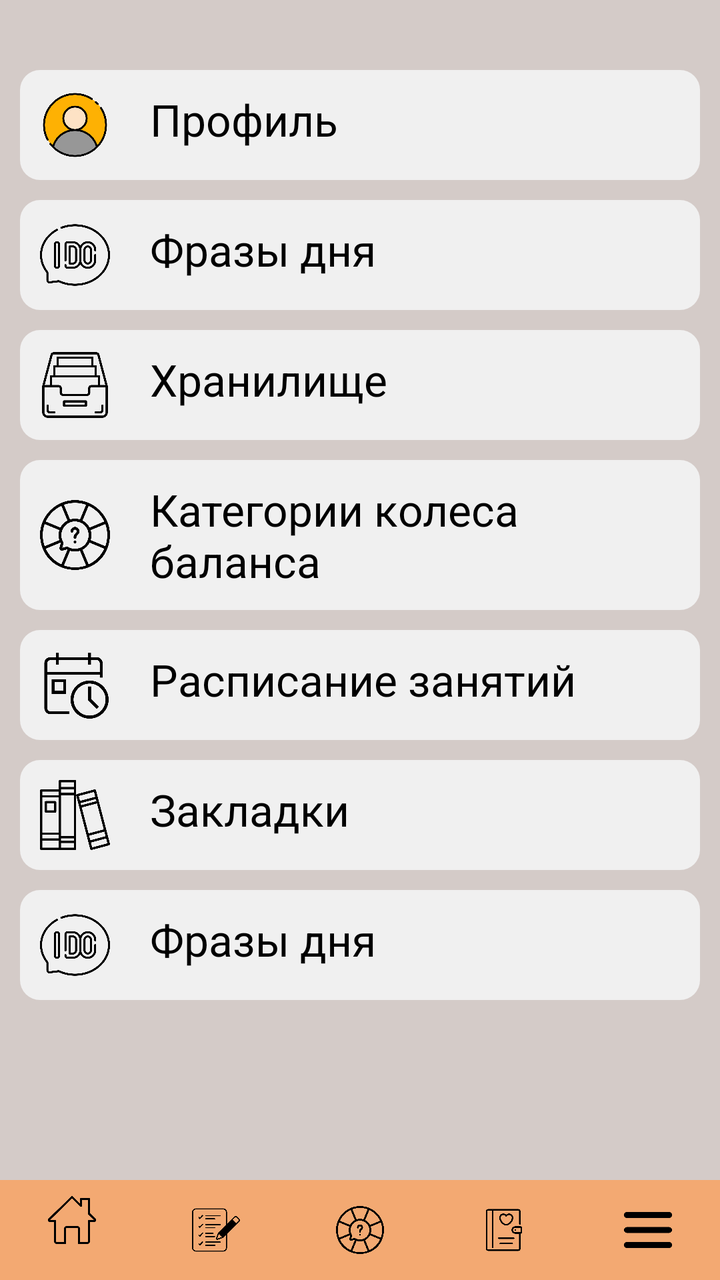
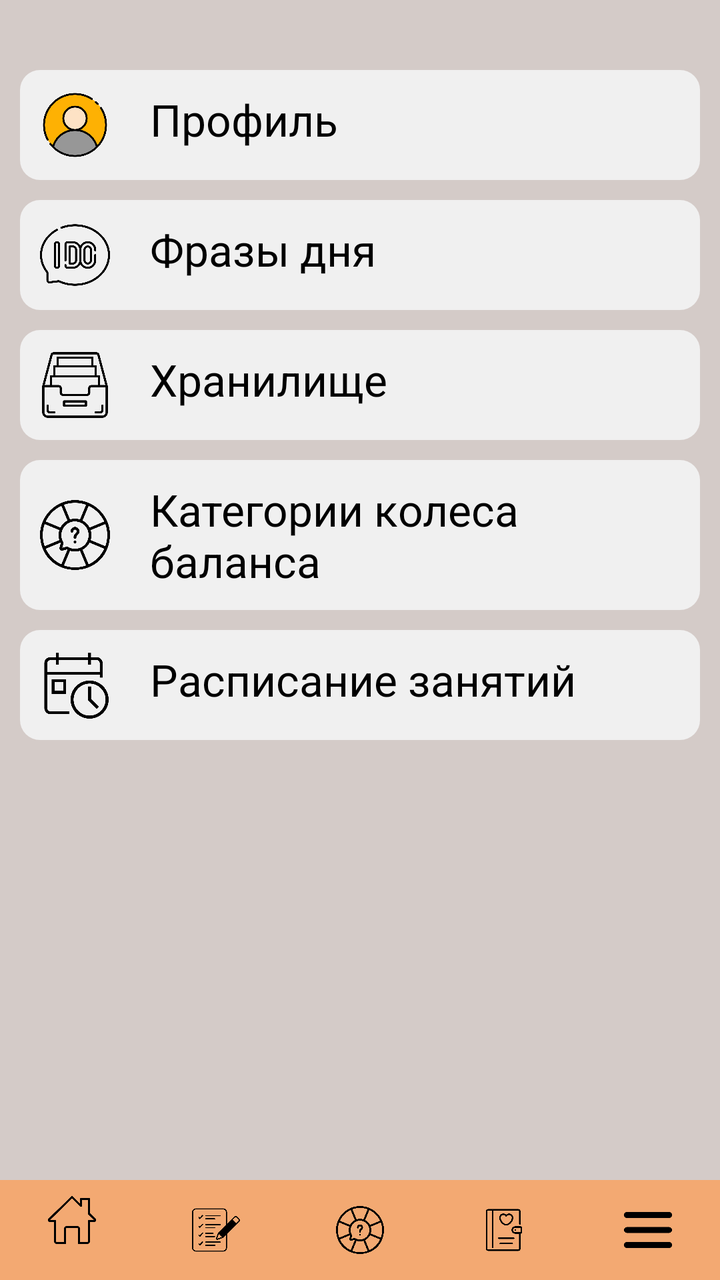

Two renders of the same Android screen: before a commit and after it. Below are the layout's source before the change and the commit's diff.
<!-- AndroidManifest.xml: application theme Theme.Assistant -->
<!-- res/layout/activity_side_menu.xml -->
<?xml version="1.0" encoding="utf-8"?>
<RelativeLayout xmlns:android="http://schemas.android.com/apk/res/android"
    xmlns:app="http://schemas.android.com/apk/res-auto"
    xmlns:tools="http://schemas.android.com/tools"
    android:layout_width="match_parent"
    android:layout_height="match_parent"
    android:background="@color/background_main"
    tools:context=".SideMenuActivity"
    android:scrollbars="vertical">

    <ScrollView
        android:layout_width="match_parent"
        android:layout_height="match_parent">
        <RelativeLayout
            android:layout_width="match_parent"
            android:layout_height="wrap_content"
            android:orientation="vertical">


            <LinearLayout
                android:layout_width="match_parent"
                android:layout_height="wrap_content"
                android:orientation="vertical"
                android:layout_marginHorizontal="10dp"
                android:layout_marginTop="30dp"
                android:layout_marginBottom="70dp">

                <LinearLayout
                    android:layout_width="match_parent"
                    android:layout_height="wrap_content"
                    android:orientation="horizontal"
                    android:background="@drawable/image_btn_style"
                    android:paddingVertical="10dp"
                    android:layout_marginVertical="5dp">

                    <ImageView
                        android:layout_width="35dp"
                        android:layout_height="35dp"
                        android:background="@drawable/profile"
                        android:layout_marginHorizontal="10dp"
                        android:layout_gravity="center"/>
                    <TextView
                        android:layout_width="match_parent"
                        android:layout_height="wrap_content"
                        android:text="Профиль"
                        android:textSize="22dp"
                        android:textColor="@color/black"
                        android:layout_marginHorizontal="10dp"/>

                </LinearLayout>

                <LinearLayout
                    android:layout_width="match_parent"
                    android:layout_height="wrap_content"
                    android:orientation="horizontal"
                    android:background="@drawable/image_btn_style"
                    android:paddingVertical="10dp"
                    android:layout_marginVertical="5dp">

                    <ImageView
                        android:layout_width="35dp"
                        android:layout_height="35dp"
                        android:background="@drawable/day_phrase"
                        android:layout_marginHorizontal="10dp"
                        android:layout_gravity="center"/>
                    <TextView
                        android:layout_width="match_parent"
                        android:layout_height="wrap_content"
                        android:text="Фразы дня"
                        android:textSize="22dp"
                        android:textColor="@color/black"
                        android:layout_marginHorizontal="10dp"/>

                </LinearLayout>

                <LinearLayout
                    android:layout_width="match_parent"
                    android:layout_height="wrap_content"
                    android:id="@+id/goStorageActivity"
                    android:orientation="horizontal"
                    android:background="@drawable/image_btn_style"
                    android:paddingVertical="10dp"
                    android:layout_marginVertical="5dp">

                    <ImageView
                        android:layout_width="35dp"
                        android:layout_height="35dp"
                        android:background="@drawable/archiv"
                        android:layout_marginHorizontal="10dp"
                        android:layout_gravity="center"/>
                    <TextView
                        android:layout_width="match_parent"
                        android:layout_height="wrap_content"
                        android:text="Хранилище"
                        android:textSize="22dp"
                        android:textColor="@color/black"
                        android:layout_marginHorizontal="10dp"/>

                </LinearLayout>

                <LinearLayout
                    android:layout_width="match_parent"
                    android:layout_height="wrap_content"
                    android:id="@+id/goCtgActivity"
                    android:orientation="horizontal"
                    android:background="@drawable/image_btn_style"
                    android:paddingVertical="10dp"
                    android:layout_marginVertical="5dp">

                    <ImageView
                        android:layout_width="35dp"
                        android:layout_height="35dp"
                        android:background="@drawable/balance"
                        android:layout_marginHorizontal="10dp"
                        android:layout_gravity="center"/>
                    <TextView
                        android:layout_width="match_parent"
                        android:layout_height="wrap_content"
                        android:text="Категории колеса баланса"
                        android:textSize="22dp"
                        android:layout_gravity="center"
                        android:textColor="@color/black"
                        android:layout_marginHorizontal="10dp"/>

                </LinearLayout>

                <LinearLayout
                    android:layout_width="match_parent"
                    android:layout_height="wrap_content"
                    android:id="@+id/goTimetableActivity"
                    android:orientation="horizontal"
                    android:background="@drawable/image_btn_style"
                    android:paddingVertical="10dp"
                    android:layout_marginVertical="5dp">

                    <ImageView
                        android:layout_width="35dp"
                        android:layout_height="35dp"
                        android:background="@drawable/schedule"
                        android:layout_marginHorizontal="10dp"
                        android:layout_gravity="center"/>
                    <TextView
                        android:layout_width="match_parent"
                        android:layout_height="wrap_content"
                        android:text="Расписание занятий"
                        android:textSize="22dp"
                        android:textColor="@color/black"
                        android:layout_marginHorizontal="10dp"/>

                </LinearLayout>

                <LinearLayout
                    android:layout_width="match_parent"
                    android:layout_height="wrap_content"
                    android:id="@+id/goMediabookActivity"
                    android:orientation="horizontal"
                    android:background="@drawable/image_btn_style"
                    android:paddingVertical="10dp"
                    android:layout_marginVertical="5dp">

                    <ImageView
                        android:layout_width="35dp"
                        android:layout_height="35dp"
                        android:background="@drawable/book"
                        android:layout_marginHorizontal="10dp"
                        android:layout_gravity="center"/>
                    <TextView
                        android:layout_width="match_parent"
                        android:layout_height="wrap_content"
                        android:text="Закладки"
                        android:textSize="22dp"
                        android:textColor="@color/black"
                        android:layout_marginHorizontal="10dp"/>

                </LinearLayout>

                <LinearLayout
                    android:layout_width="match_parent"
                    android:layout_height="wrap_content"
                    android:id="@+id/goPhraseActivity"
                    android:orientation="horizontal"
                    android:background="@drawable/image_btn_style"
                    android:paddingVertical="10dp"
                    android:layout_marginVertical="5dp">

                    <ImageView
                        android:layout_width="35dp"
                        android:layout_height="35dp"
                        android:background="@drawable/day_phrase"
                        android:layout_marginHorizontal="10dp"
                        android:layout_gravity="center"/>
                    <TextView
                        android:layout_width="match_parent"
                        android:layout_height="wrap_content"
                        android:text="Фразы дня"
                        android:textSize="22dp"
                        android:textColor="@color/black"
                        android:layout_marginHorizontal="10dp"/>

                </LinearLayout>
            </LinearLayout>

        </RelativeLayout>
    </ScrollView>

    <com.google.android.material.bottomnavigation.BottomNavigationView
        android:id="@+id/bottomNavigationView"
        android:layout_width="match_parent"
        android:layout_height="50dp"
        android:background="@color/bottom_menu"
        style="@style/Widget.MaterialComponents.BottomNavigationView.Colored"
        app:itemIconTint="@color/black"
        android:layout_alignParentBottom="true"
        app:menu="@menu/bottom_menu"
        />

</RelativeLayout>
<!-- resources referenced by this layout -->
<resources>
  <color name="background_main">#FFD4CBC8</color>
  <color name="black">#FF000000</color>
  <color name="bottom_menu">#FFF3A972</color>
  <!-- drawable archiv: png bitmap (drawable, 10217 bytes) -->
  <!-- drawable balance: png bitmap (drawable, 25415 bytes) -->
  <!-- drawable book: png bitmap (drawable, 15682 bytes) -->
  <!-- drawable day_phrase: png bitmap (drawable, 19132 bytes) -->
  <!-- drawable image_btn_style (drawable) -->
  <?xml version="1.0" encoding="utf-8"?>
  <shape xmlns:android="http://schemas.android.com/apk/res/android">
      <solid android:color="@color/background2"/>
      <corners android:radius="10.0dp"/>
  </shape>
  <!-- drawable profile: png bitmap (drawable, 29930 bytes) -->
  <!-- drawable schedule: png bitmap (drawable, 11515 bytes) -->
  <style name="Theme.Assistant" parent="Base.Theme.Assistant" />
  <color name="background2">#FFF0F0F0</color>
  <style name="Base.Theme.Assistant" parent="Theme.Material3.DayNight.NoActionBar">
          
          
          <item name="colorPrimary">@color/background_main</item>
  
          <item name="android:spinnerItemStyle">
              @style/spinnerItemStyle
          </item>
  
          
          <item name="android:spinnerDropDownItemStyle">
              @style/spinnerDropDownItemStyle
          </item>
  
      </style>
  <style name="spinnerItemStyle">
  
          <item name="android:textStyle">normal</item>
          <item name="android:paddingHorizontal">20dp</item>
          <item name="android:textSize">20sp</item>
          <item name="android:textColor">@color/black</item>
      </style>
  <style name="spinnerDropDownItemStyle">
          <item name="android:paddingHorizontal">20dp</item>
          <item name="android:paddingVertical">10dp</item>
          <item name="android:textSize">20sp</item>
          <item name="android:textColor">@color/black</item>
      </style>
</resources>

<!-- the commit's change to res/layout/activity_side_menu.xml (unified diff, before → after) -->
@@ -148,56 +148,6 @@
                         android:layout_marginHorizontal="10dp"/>
 
                 </LinearLayout>
-
-                <LinearLayout
-                    android:layout_width="match_parent"
-                    android:layout_height="wrap_content"
-                    android:id="@+id/goMediabookActivity"
-                    android:orientation="horizontal"
-                    android:background="@drawable/image_btn_style"
-                    android:paddingVertical="10dp"
-                    android:layout_marginVertical="5dp">
-
-                    <ImageView
-                        android:layout_width="35dp"
-                        android:layout_height="35dp"
-                        android:background="@drawable/book"
-                        android:layout_marginHorizontal="10dp"
-                        android:layout_gravity="center"/>
-                    <TextView
-                        android:layout_width="match_parent"
-                        android:layout_height="wrap_content"
-                        android:text="Закладки"
-                        android:textSize="22dp"
-                        android:textColor="@color/black"
-                        android:layout_marginHorizontal="10dp"/>
-
-                </LinearLayout>
-
-                <LinearLayout
-                    android:layout_width="match_parent"
-                    android:layout_height="wrap_content"
-                    android:id="@+id/goPhraseActivity"
-                    android:orientation="horizontal"
-                    android:background="@drawable/image_btn_style"
-                    android:paddingVertical="10dp"
-                    android:layout_marginVertical="5dp">
-
-                    <ImageView
-                        android:layout_width="35dp"
-                        android:layout_height="35dp"
-                        android:background="@drawable/day_phrase"
-                        android:layout_marginHorizontal="10dp"
-                        android:layout_gravity="center"/>
-                    <TextView
-                        android:layout_width="match_parent"
-                        android:layout_height="wrap_content"
-                        android:text="Фразы дня"
-                        android:textSize="22dp"
-                        android:textColor="@color/black"
-                        android:layout_marginHorizontal="10dp"/>
-
-                </LinearLayout>
             </LinearLayout>
 
         </RelativeLayout>
<!-- resource entries referenced after the edit -->
@@ -5,7 +5,6 @@
   <color name="bottom_menu">#FFF3A972</color>
   <!-- drawable archiv: png bitmap (drawable, 10217 bytes) -->
   <!-- drawable balance: png bitmap (drawable, 25415 bytes) -->
-  <!-- drawable book: png bitmap (drawable, 15682 bytes) -->
   <!-- drawable day_phrase: png bitmap (drawable, 19132 bytes) -->
   <!-- drawable image_btn_style (drawable) -->
   <?xml version="1.0" encoding="utf-8"?>
